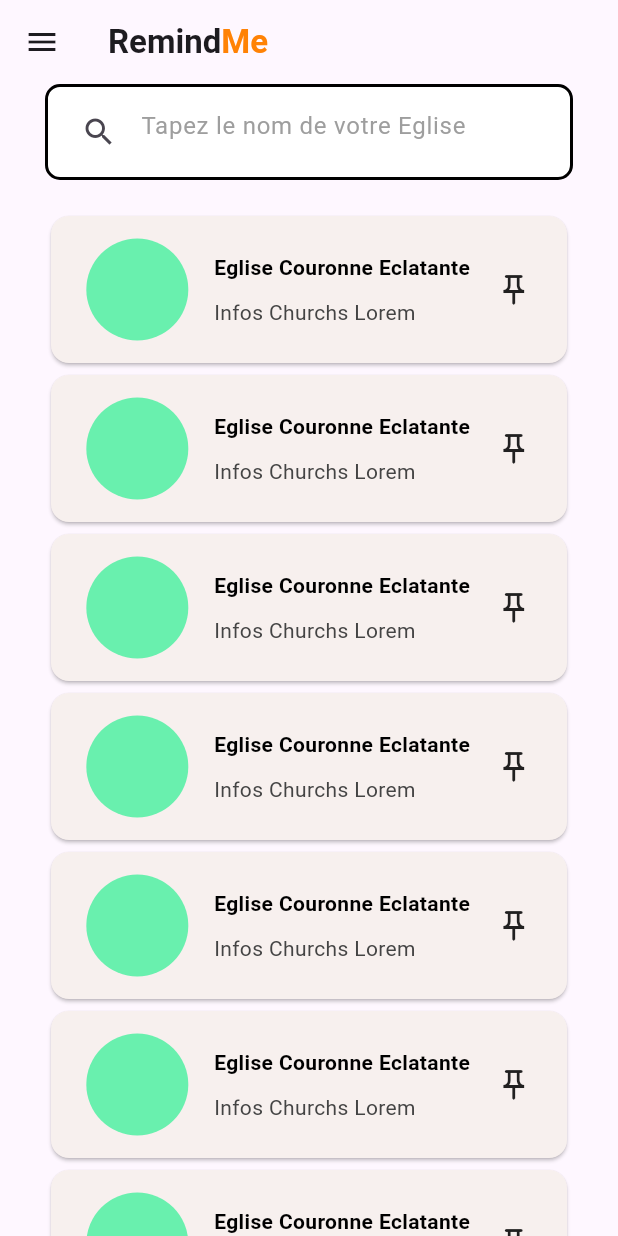
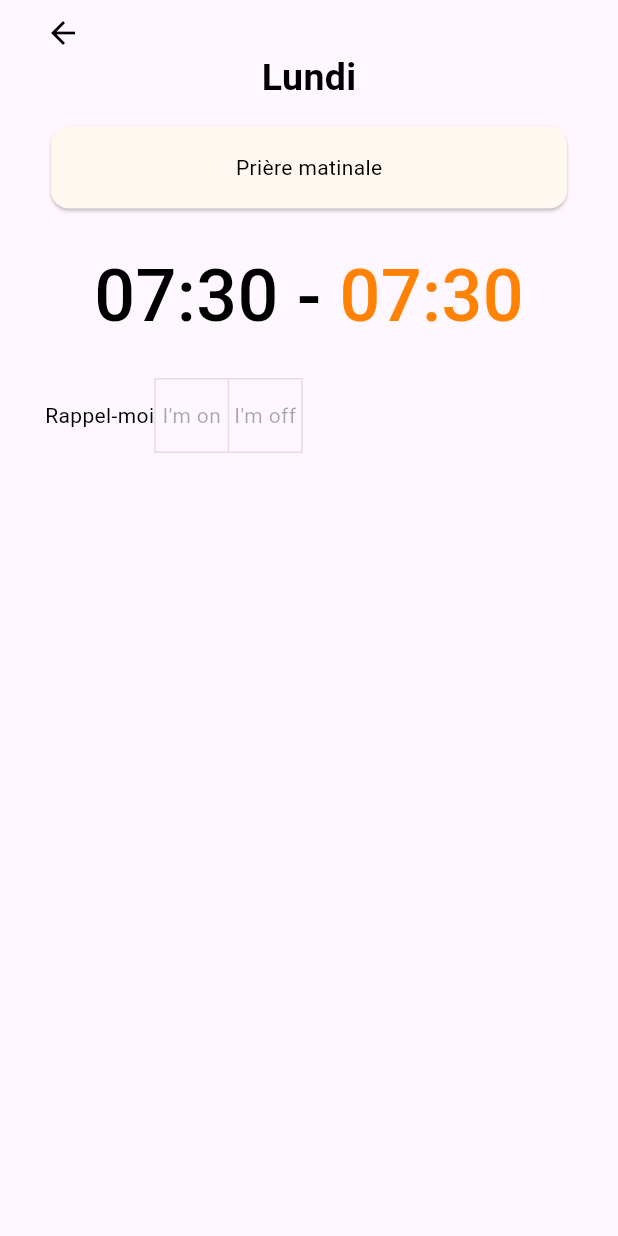
Before and after one commit to quantdev01/chat_app, a Flutter app: the screen it shows after launch, on a phone screen of 412 x 824 dp. Run offline on Flutter 3.47's test engine with Material 3 defaults, Android fonts, the phone set to English and light mode, and no system bars; our stand-ins replace animated_text_kit, firebase_auth; accounts and stored records are empty.

Commit message:
making advancement on pick_event

```diff
--- a/lib/main.dart
+++ b/lib/main.dart
@@ -9,6 +9,7 @@ import 'package:chat_app/screens/remind_me/screens/main_user_page.dart';
 import 'package:chat_app/screens/remind_me/screens/on_boarding_1.dart';
 import 'package:chat_app/screens/remind_me/screens/on_boarding_2.dart';
 import 'package:chat_app/screens/remind_me/screens/on_boarding_3.dart';
+import 'package:chat_app/screens/remind_me/screens/pick_event.dart';
 import 'package:chat_app/screens/remind_me/screens/registration.dart';
 import 'package:chat_app/screens/remind_me/screens/search_church.dart';
 import 'package:chat_app/screens/remind_me/screens/user_admin.dart';
@@ -36,7 +37,7 @@ class FlashChat extends StatelessWidget {
           //* color: Colors.black54, previous color
         ),
       ),
-      initialRoute: SearchChurch.id,
+      initialRoute: PickEvent.id,
       routes: {
         ChatScreen.id: (context) => const ChatScreen(),
         LoginScreen.id: (context) => const LoginScreen(),
@@ -56,6 +57,7 @@ class FlashChat extends StatelessWidget {
         UserAdmin.id: (context) => const UserAdmin(),
         SearchChurch.id: (context) => const SearchChurch(),
         MainUserPage.id: (context) => const MainUserPage(),
+        PickEvent.id: (context) => const PickEvent()
       },
     );
   }
--- a/lib/screens/remind_me/screens/constant.dart
+++ b/lib/screens/remind_me/screens/constant.dart
@@ -15,8 +15,18 @@ TextStyle kRegularText = const TextStyle(
   fontSize: 25,
   fontWeight: FontWeight.bold,
 );
-
+TextStyle kBigClockNormal = const TextStyle(
+  fontSize: 48,
+  fontWeight: FontWeight.w500,
+);
+TextStyle kBigClockOrange = TextStyle(
+  fontSize: 48,
+  color: kAccentColor,
+  fontWeight: FontWeight.w500,
+);
 TextStyle kOrangeText = TextStyle(color: kAccentColor);
-TextStyle kBlackText = const TextStyle(color: Colors.black);
+TextStyle kNormalText = const TextStyle(color: Colors.black);
 
 const EdgeInsets kMyPaddingLayout = EdgeInsets.symmetric(horizontal: 30);
+
+const kSoftAccentColor = Color.fromARGB(255, 255, 248, 240);
--- a/lib/screens/remind_me/screens/main_user_page.dart
+++ b/lib/screens/remind_me/screens/main_user_page.dart
@@ -1,5 +1,5 @@
-import 'package:chat_app/constants.dart';
 import 'package:chat_app/screens/remind_me/screens/constant.dart';
+import 'package:chat_app/screens/remind_me/screens/pick_event.dart';
 import 'package:flutter/material.dart';
 
 class MainUserPage extends StatefulWidget {
@@ -74,7 +74,14 @@ class _MainUserPageState extends State<MainUserPage> {
             Row(
               mainAxisAlignment: MainAxisAlignment.spaceAround,
               children: [
-                Container(
+                GestureDetector(
+                  onTap: () {
+                    Navigator.pushNamed(
+                      context,
+                      PickEvent.id,
+                    );
+                  },
+                  child: Container(
                     height: 160,
                     width: 160,
                     decoration: BoxDecoration(
@@ -104,6 +111,7 @@ class _MainUserPageState extends State<MainUserPage> {
                         ),
                         const Text('15h30 - 17h00'),
                       ],
+                    ),
                   ),
                 ),
                 Container(
--- /dev/null
+++ b/lib/screens/remind_me/screens/pick_event.dart
@@ -0,0 +1,76 @@
+import 'package:chat_app/screens/remind_me/screens/constant.dart';
+import 'package:chat_app/screens/remind_me/screens/main_user_page.dart';
+import 'package:flutter/material.dart';
+
+class PickEvent extends StatefulWidget {
+  const PickEvent({super.key});
+  static const id = '/pick_event';
+
+  @override
+  State<PickEvent> createState() => _PickEventState();
+}
+
+class _PickEventState extends State<PickEvent> {
+  @override
+  Widget build(BuildContext context) {
+    return Scaffold(
+      body: Padding(
+        padding: kMyPaddingLayout,
+        child: SafeArea(
+          child: Column(
+            children: [
+              const SizedBox(height: 10),
+              Row(
+                children: [
+                  GestureDetector(
+                    onTap: () => Navigator.pushNamed(context, MainUserPage.id),
+                    child: const Icon(
+                      Icons.arrow_back_sharp,
+                      color: Colors.black,
+                    ),
+                  ),
+                ],
+              ),
+              Text(
+                'Lundi',
+                style: kRegularText,
+              ),
+              const SizedBox(height: 10),
+              const SizedBox(
+                height: 63,
+                width: double.infinity,
+                child: Card(
+                  color: kSoftAccentColor,
+                  child: Center(child: Text('Prière matinale')),
+                ),
+              ),
+              const SizedBox(height: 20),
+              Row(
+                mainAxisAlignment: MainAxisAlignment.center,
+                children: [
+                  Text(
+                    "07:30 - ",
+                    style: kBigClockNormal,
+                  ),
+                  Text(
+                    "07:30",
+                    style: kBigClockOrange,
+                  ),
+                ],
+              ),
+              const SizedBox(height: 20),
+              Row(
+                children: [
+                  const Text('Rappel-moi'),
+                  ToggleButtons(
+                      isSelected: const [true, false],
+                      children: const [Text("I'm on"), Text("I'm off")]),
+                ],
+              )
+            ],
+          ),
+        ),
+      ),
+    );
+  }
+}
```
Also changed, not shown: images/Enable reminder.png (added), images/Groupe 43.svg (renamed from images/search_icon.svg). Lines whose indentation alone changed are shown as unchanged.
